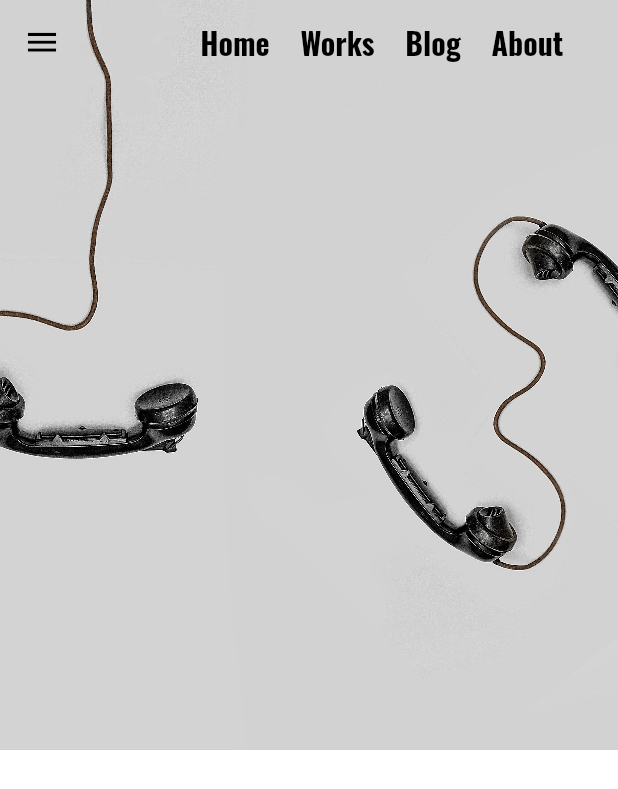
After one commit to Chathuranga97lj/portpolio-app, a Flutter app: the ContactWeb screen opened directly, on a phone screen of 412 x 824 dp. The commit adds this screen. Shown: the top 789 px of the screen. Run offline on Flutter 3.47's test engine with Material 2 defaults, Android fonts, the phone set to English and light mode, and no system bars; our stand-ins replace google_fonts, url_strategy.

Commit message:
add cotact pages

```diff
--- /dev/null
+++ b/lib/web/contact_web.dart
@@ -0,0 +1,95 @@
+import 'package:flutter/material.dart';
+import 'package:portfolio/components.dart';
+import 'package:url_launcher/url_launcher.dart';
+
+class ContactWeb extends StatefulWidget {
+  const ContactWeb({Key? key}) : super(key: key);
+
+  @override
+  State<ContactWeb> createState() => _ContactWebState();
+}
+
+class _ContactWebState extends State<ContactWeb> {
+  urlLauncher(String imgPath, String url) {
+    return IconButton(
+      icon: Image.asset(imgPath, width: 35.0),
+      onPressed: () async {
+        await launchUrl(Uri.parse(url));
+      },
+    );
+  }
+
+  @override
+  Widget build(BuildContext context) {
+    var widthDevice = MediaQuery.of(context).size.width;
+    return Scaffold(
+      drawer: Drawer(
+        backgroundColor: Colors.white,
+        child: Column(
+          mainAxisAlignment: MainAxisAlignment.center,
+          children: [
+            CircleAvatar(
+              radius: 72.0,
+              backgroundColor: Colors.tealAccent,
+              child: CircleAvatar(
+                radius: 70,
+                backgroundColor: Colors.white,
+                backgroundImage: AssetImage("assets/Chathu_circle.png"),
+              ),
+            ),
+            SizedBox(height: 15.0),
+            SansBold("Chathuranga", 30.0),
+            SizedBox(height: 15.0),
+            Row(
+              mainAxisAlignment: MainAxisAlignment.spaceEvenly,
+              children: [
+                urlLauncher("assets/linkedin.png",
+                    "https://www.linkedin.com/in/chathuranga97/"),
+                urlLauncher(
+                    "assets/twitter.png", "https://twitter.com/chathu97lj"),
+                urlLauncher(
+                    "assets/github.png", "https://github.com/Chathuranga97lj")
+              ],
+            ),
+          ],
+        ),
+      ),
+      backgroundColor: Colors.white,
+      body: NestedScrollView(
+        headerSliverBuilder: (BuildContext context, bool innerBoxIsScrolled) {
+          return <Widget>[
+            SliverAppBar(
+              expandedHeight: 500.0,
+              backgroundColor: Colors.white,
+              iconTheme: IconThemeData(
+                size: 25.0,
+                color: Colors.black,
+              ),
+              flexibleSpace: FlexibleSpaceBar(
+                background: Image.asset(
+                  "assets/contact_image.jpg",
+                  fit: BoxFit.cover,
+                  filterQuality: FilterQuality.high,
+                ),
+              ),
+              title: Row(
+                children: [
+                  Spacer(flex: 3),
+                  TabsWeb(title: "Home", route: '/'),
+                  Spacer(),
+                  TabsWeb(title: "Works", route: "/works"),
+                  Spacer(),
+                  TabsWeb(title: "Blog", route: "/blog"),
+                  Spacer(),
+                  TabsWeb(title: "About", route: "/about"),
+                  Spacer(),
+                ],
+              ),
+            )
+          ];
+        },
+        body: SingleChildScrollView(),
+      ),
+    );
+  }
+}
--- a/lib/web/landing_page_web.dart
+++ b/lib/web/landing_page_web.dart
@@ -10,13 +10,15 @@ class LandingPageWeb extends StatefulWidget {
 }
 
 class _LandingPageWebState extends State<LandingPageWeb> {
-
-  urlLauncher(String imgPath, String  url){
-    return IconButton(icon: Image.asset(imgPath, width: 35.0),
+  urlLauncher(String imgPath, String url) {
+    return IconButton(
+      icon: Image.asset(imgPath, width: 35.0),
       onPressed: () async {
         await launchUrl(Uri.parse(url));
-      },);
+      },
+    );
   }
+
   @override
   Widget build(BuildContext context) {
     var heightDevice = MediaQuery.of(context).size.height;
@@ -42,9 +44,12 @@ class _LandingPageWebState extends State<LandingPageWeb> {
             Row(
               mainAxisAlignment: MainAxisAlignment.spaceEvenly,
               children: [
-                urlLauncher("assets/linkedin.png", "https://www.linkedin.com/in/chathuranga97/"),
-                urlLauncher("assets/twitter.png", "https://twitter.com/chathu97lj"),
-                urlLauncher("assets/github.png", "https://github.com/Chathuranga97lj")
+                urlLauncher("assets/linkedin.png",
+                    "https://www.linkedin.com/in/chathuranga97/"),
+                urlLauncher(
+                    "assets/twitter.png", "https://twitter.com/chathu97lj"),
+                urlLauncher(
+                    "assets/github.png", "https://github.com/Chathuranga97lj")
               ],
             )
           ],
@@ -60,15 +65,30 @@ class _LandingPageWebState extends State<LandingPageWeb> {
             Spacer(
               flex: 3,
             ),
-            TabsWeb("Home"),
+            TabsWeb(
+              title: "Home",
+              route: '/',
+            ),
             Spacer(),
-            TabsWeb("Works"),
+            TabsWeb(
+              title: "Works",
+              route: '/works',
+            ),
             Spacer(),
-            TabsWeb("Blog"),
+            TabsWeb(
+              title: "Blog",
+              route: '/blog',
+            ),
             Spacer(),
-            TabsWeb("About"),
+            TabsWeb(
+              title: "About",
+              route: '/about',
+            ),
             Spacer(),
-            TabsWeb("Contact"),
+            TabsWeb(
+              title: "Contact",
+              route: '/contact',
+            ),
             Spacer(),
           ],
         ),
@@ -289,14 +309,24 @@ class _LandingPageWebState extends State<LandingPageWeb> {
               Row(
                 mainAxisAlignment: MainAxisAlignment.spaceEvenly,
                 children: [
-                  AnimationCardWeb(imagePath: "assets/webL.png", text: "Web Development",
+                  AnimationCardWeb(
+                    imagePath: "assets/webL.png",
+                    text: "Web Development",
                     fit: BoxFit.contain,
                     reverse: true,
                   ),
-                  AnimationCardWeb(imagePath: "assets/app.png", text: "Mobile Development", fit: BoxFit.contain,
-                    reverse: false,),
-                  AnimationCardWeb(imagePath: "assets/mongo.jpg", text: "Back-End Development" , fit: BoxFit.contain,
-                    reverse: true,),
+                  AnimationCardWeb(
+                    imagePath: "assets/app.png",
+                    text: "Mobile Development",
+                    fit: BoxFit.contain,
+                    reverse: false,
+                  ),
+                  AnimationCardWeb(
+                    imagePath: "assets/mongo.jpg",
+                    text: "Back-End Development",
+                    fit: BoxFit.contain,
+                    reverse: true,
+                  ),
                 ],
               )
             ],
@@ -348,19 +378,16 @@ class _LandingPageWebState extends State<LandingPageWeb> {
                   heading: "Message",
                   width: widthDevice / 1.5,
                   hintText: "Please enter your message",
-                  maxLine: 10
-              ),
+                  maxLine: 10),
               MaterialButton(
                   elevation: 20.0,
                   shape: RoundedRectangleBorder(
-                    borderRadius: BorderRadius.circular(10.0)
-                  ),
+                      borderRadius: BorderRadius.circular(10.0)),
                   height: 60.0,
                   minWidth: 200.0,
                   color: Colors.tealAccent,
                   child: SansBold("Submit", 20.0),
-                  onPressed: (){}
-              )
+                  onPressed: () {})
             ],
           ),
         ),
```
Also changed, not shown: lib/components.dart (+18 -6 lines), lib/mobile/contact_mobile.dart (added, +15 -0 lines), lib/mobile/landing_page_mobile.dart (+73 -1 lines), lib/routes.dart (+12 -0 lines), assets/blog.jpg (added), assets/contact_image.jpg (added), assets/works.jpg (added).
